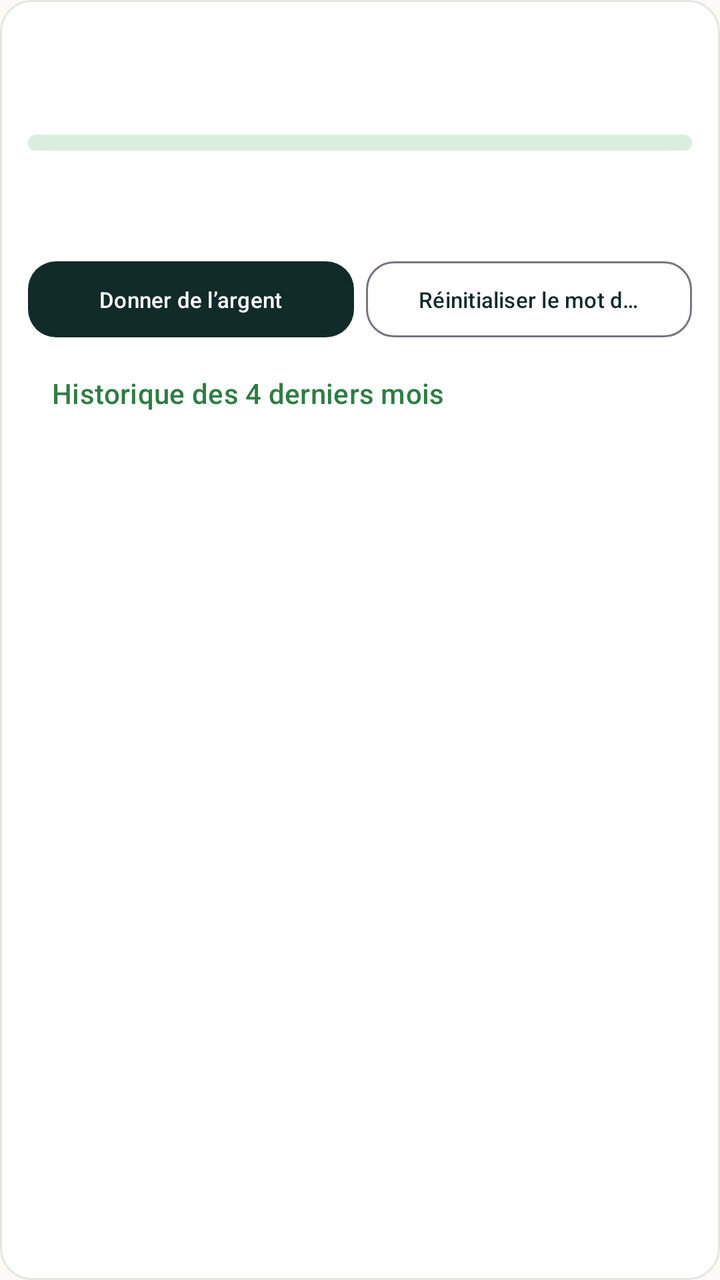
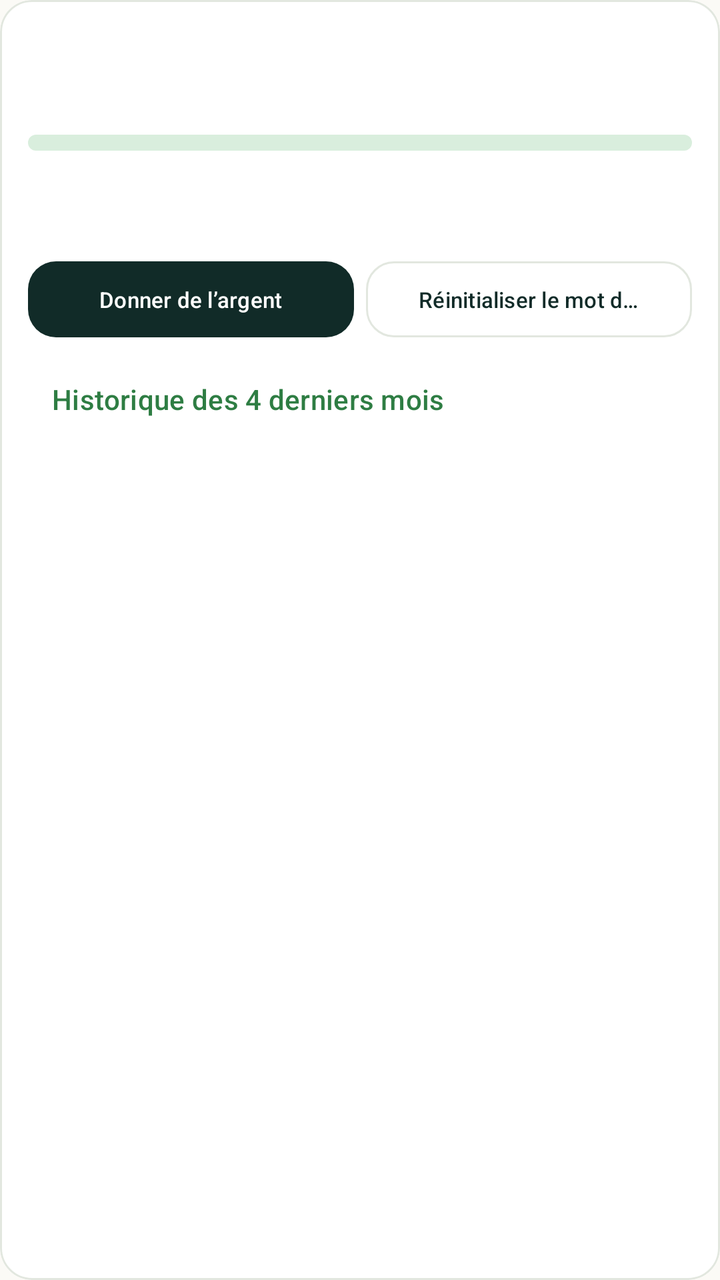

Before-and-after screenshots of an Android layout around one commit, followed by the original layout XML and the change that was made.
<!-- AndroidManifest.xml: application theme Theme.Masrouf1 -->
<!-- res/layout/item_child_management.xml -->
<?xml version="1.0" encoding="utf-8"?>
<com.google.android.material.card.MaterialCardView xmlns:android="http://schemas.android.com/apk/res/android" xmlns:app="http://schemas.android.com/apk/res-auto" android:layout_width="match_parent" android:layout_height="wrap_content" android:layout_marginBottom="10dp" app:cardBackgroundColor="@color/alabaster" app:cardCornerRadius="16dp" app:cardElevation="0dp" app:strokeColor="@color/card_border" app:strokeWidth="1dp">
    <LinearLayout android:layout_width="match_parent" android:layout_height="wrap_content" android:orientation="vertical" android:padding="14dp">
        <TextView android:id="@+id/child_row_name" android:layout_width="match_parent" android:layout_height="wrap_content" android:textColor="@color/forest" android:textSize="17sp" android:textStyle="bold" />
        <TextView android:id="@+id/child_row_ratio" android:layout_width="match_parent" android:layout_height="wrap_content" android:layout_marginTop="5dp" android:textColor="@color/ink" android:textSize="13sp" />
        <ProgressBar android:id="@+id/child_row_progress" style="@android:style/Widget.ProgressBar.Horizontal" android:layout_width="match_parent" android:layout_height="8dp" android:layout_marginTop="8dp" android:max="100" android:progress="0" android:progressBackgroundTint="@color/mint" android:progressTint="@color/emerald" />
        <LinearLayout android:layout_width="match_parent" android:layout_height="wrap_content" android:layout_marginTop="5dp" android:gravity="center_vertical" android:orientation="horizontal">
            <TextView android:id="@+id/child_row_available" android:layout_width="0dp" android:layout_height="wrap_content" android:layout_weight="1" android:textColor="@color/emerald" android:textStyle="bold" />
            <TextView android:id="@+id/child_row_percent" android:layout_width="wrap_content" android:layout_height="wrap_content" android:textColor="@color/muted_green" />
        </LinearLayout>
        <TextView android:id="@+id/child_row_balance" android:layout_width="match_parent" android:layout_height="wrap_content" android:layout_marginTop="3dp" android:textColor="@color/muted_green" android:textSize="12sp" />
        <LinearLayout android:layout_width="match_parent" android:layout_height="wrap_content" android:layout_marginTop="8dp" android:orientation="horizontal">
            <com.google.android.material.button.MaterialButton android:id="@+id/child_row_give" android:layout_width="0dp" android:layout_height="46dp" android:layout_weight="1" android:ellipsize="end" android:maxLines="1" android:text="@string/donate_money" android:textSize="11sp" app:backgroundTint="@color/forest" app:cornerRadius="14dp" />
            <com.google.android.material.button.MaterialButton android:id="@+id/child_row_reset" style="@style/Widget.Material3.Button.OutlinedButton" android:layout_width="0dp" android:layout_height="46dp" android:layout_marginStart="6dp" android:layout_weight="1" android:ellipsize="end" android:maxLines="1" android:text="@string/reset_child_password" android:textSize="11sp" app:cornerRadius="14dp" />
        </LinearLayout>
        <com.google.android.material.button.MaterialButton android:id="@+id/child_row_history_toggle" style="@style/Widget.Material3.Button.TextButton" android:layout_width="match_parent" android:layout_height="42dp" android:layout_marginTop="3dp" android:gravity="start|center_vertical" android:text="@string/history_four_months" android:textColor="@color/emerald" />
        <LinearLayout android:id="@+id/child_row_history" android:layout_width="match_parent" android:layout_height="wrap_content" android:orientation="vertical" android:visibility="gone" />
    </LinearLayout>
</com.google.android.material.card.MaterialCardView>
<!-- resources referenced by this layout -->
<resources>
  <style name="Base.Theme.Masrouf1" parent="Theme.Material3.DayNight.NoActionBar">
          <item name="colorPrimary">@color/forest</item>
          <item name="colorOnPrimary">@color/alabaster</item>
          <item name="colorSecondary">@color/emerald</item>
          <item name="colorOnSecondary">@color/alabaster</item>
          <item name="android:colorAccent">@color/emerald</item>
          <item name="android:windowLightStatusBar">true</item>
          <item name="android:statusBarColor">@color/cream</item>
          <item name="android:navigationBarColor">@color/cream</item>
          <item name="android:windowBackground">@color/cream</item>
      </style>
  <!-- unchanged entries left out for length: 12 -->
</resources>

<!-- the commit's change to res/layout/item_child_management.xml (unified diff, before → after) -->
@@ -13,7 +13,7 @@
             <com.google.android.material.button.MaterialButton android:id="@+id/child_row_give" android:layout_width="0dp" android:layout_height="46dp" android:layout_weight="1" android:ellipsize="end" android:maxLines="1" android:text="@string/donate_money" android:textSize="11sp" app:backgroundTint="@color/forest" app:cornerRadius="14dp" />
             <com.google.android.material.button.MaterialButton android:id="@+id/child_row_reset" style="@style/Widget.Material3.Button.OutlinedButton" android:layout_width="0dp" android:layout_height="46dp" android:layout_marginStart="6dp" android:layout_weight="1" android:ellipsize="end" android:maxLines="1" android:text="@string/reset_child_password" android:textSize="11sp" app:cornerRadius="14dp" />
         </LinearLayout>
-        <com.google.android.material.button.MaterialButton android:id="@+id/child_row_history_toggle" style="@style/Widget.Material3.Button.TextButton" android:layout_width="match_parent" android:layout_height="42dp" android:layout_marginTop="3dp" android:gravity="start|center_vertical" android:text="@string/history_four_months" android:textColor="@color/emerald" />
+        <com.google.android.material.button.MaterialButton android:id="@+id/child_row_history_toggle" style="@style/Widget.Material3.Button.TextButton" android:layout_width="match_parent" android:layout_height="48dp" android:layout_marginTop="3dp" android:gravity="start|center_vertical" android:text="@string/history_four_months" android:textColor="@color/emerald" />
         <LinearLayout android:id="@+id/child_row_history" android:layout_width="match_parent" android:layout_height="wrap_content" android:orientation="vertical" android:visibility="gone" />
     </LinearLayout>
 </com.google.android.material.card.MaterialCardView>
<!-- resource entries referenced after the edit -->
@@ -1,15 +1,119 @@
 <!-- resources referenced by this layout -->
 <resources>
   <style name="Base.Theme.Masrouf1" parent="Theme.Material3.DayNight.NoActionBar">
+          
           <item name="colorPrimary">@color/forest</item>
           <item name="colorOnPrimary">@color/alabaster</item>
+          <item name="colorPrimaryContainer">@color/mint</item>
+          <item name="colorOnPrimaryContainer">@color/forest</item>
           <item name="colorSecondary">@color/emerald</item>
           <item name="colorOnSecondary">@color/alabaster</item>
+          <item name="colorSecondaryContainer">@color/mint_light</item>
+          <item name="colorOnSecondaryContainer">@color/forest</item>
+          <item name="colorTertiary">@color/mint_accent</item>
+          <item name="colorOnTertiary">@color/forest</item>
+          <item name="colorTertiaryContainer">@color/mint</item>
+          <item name="colorOnTertiaryContainer">@color/forest</item>
+  
+          
+          <item name="colorControlActivated">@color/emerald</item>
+          <item name="colorControlHighlight">@color/mint</item>
+          <item name="colorControlNormal">@color/muted_green</item>
+          <item name="colorAccent">@color/emerald</item>
           <item name="android:colorAccent">@color/emerald</item>
+          <item name="android:textColorHighlight">@color/mint</item>
+  
+          
+          <item name="colorSurface">@color/alabaster</item>
+          <item name="colorOnSurface">@color/forest</item>
+          <item name="colorSurfaceVariant">@color/cream</item>
+          <item name="colorOnSurfaceVariant">@color/muted_green</item>
+          <item name="colorSurfaceContainerLowest">@color/alabaster</item>
+          <item name="colorSurfaceContainerLow">@color/cream</item>
+          <item name="colorSurfaceContainer">@color/cream</item>
+          <item name="colorSurfaceContainerHigh">@color/mint</item>
+          <item name="colorSurfaceContainerHighest">@color/mint</item>
+          <item name="android:colorBackground">@color/cream</item>
+          <item name="colorOnBackground">@color/forest</item>
+  
+          
+          <item name="colorError">@color/coral</item>
+          <item name="colorOnError">@color/alabaster</item>
+  
+          
+          <item name="colorOutline">@color/card_border</item>
+          <item name="colorOutlineVariant">@color/card_border</item>
+  
+          
+          <item name="android:textColorPrimary">@color/forest</item>
+          <item name="android:textColorSecondary">@color/muted_green</item>
+          <item name="android:textColorHint">@color/muted_green</item>
+  
+          
           <item name="android:windowLightStatusBar">true</item>
           <item name="android:statusBarColor">@color/cream</item>
           <item name="android:navigationBarColor">@color/cream</item>
           <item name="android:windowBackground">@color/cream</item>
+  
+          
+          <item name="android:colorEdgeEffect">@color/mint_accent</item>
+  
+          
+          <item name="textInputStyle">@style/Widget.Masrouf.TextInputLayout</item>
+          <item name="chipStyle">@style/Widget.Masrouf.Chip</item>
+          <item name="materialButtonOutlinedStyle">@style/Widget.Masrouf.Button.Outlined</item>
+          <item name="materialAlertDialogTheme">@style/ThemeOverlay.Masrouf.AlertDialog</item>
+          
+          <item name="editTextStyle">@style/Widget.Masrouf.EditText</item>
+          
+          <item name="android:textColor">@color/ink</item>
+          
+          <item name="materialButtonStyle">@style/Widget.Masrouf.Button.Material</item>
+      </style>
+  <color name="mint_light">#D9EEDD</color>
+  <color name="mint_accent">#85B8A5</color>
+  <color name="coral">#DC7770</color>
+  <style name="Widget.Masrouf.TextInputLayout" parent="Widget.Material3.TextInputLayout.OutlinedBox">
+          <item name="boxBackgroundColor">@color/alabaster</item>
+          <item name="boxStrokeColor">@color/text_input_stroke_color</item>
+          <item name="hintEnabled">false</item>
+          <item name="hintTextColor">@color/text_input_label_color</item>
+          <item name="android:textColorHint">@color/muted_green</item>
+          <item name="boxCornerRadiusTopStart">12dp</item>
+          <item name="boxCornerRadiusTopEnd">12dp</item>
+          <item name="boxCornerRadiusBottomStart">12dp</item>
+          <item name="boxCornerRadiusBottomEnd">12dp</item>
+      </style>
+  <style name="Widget.Masrouf.Chip" parent="Widget.Material3.Chip.Filter">
+          <item name="chipBackgroundColor">@color/chip_background_color</item>
+          <item name="chipStrokeColor">@color/chip_stroke_color</item>
+          <item name="chipStrokeWidth">1dp</item>
+          <item name="android:textColor">@color/forest</item>
+          <item name="checkedIconTint">@color/emerald</item>
+      </style>
+  <style name="Widget.Masrouf.Button.Outlined" parent="Widget.Material3.Button.OutlinedButton">
+          <item name="android:textColor">@color/forest</item>
+          <item name="strokeColor">@color/forest</item>
+          <item name="iconTint">@color/forest</item>
+      </style>
+  <style name="ThemeOverlay.Masrouf.AlertDialog" parent="ThemeOverlay.Material3.MaterialAlertDialog">
+          <item name="colorPrimary">@color/forest</item>
+          <item name="colorSecondary">@color/emerald</item>
+          <item name="colorSurface">@color/alabaster</item>
+          <item name="colorSurfaceContainerHigh">@color/alabaster</item>
+          <item name="buttonBarPositiveButtonStyle">@style/Widget.Masrouf.DialogButton</item>
+          <item name="buttonBarNegativeButtonStyle">@style/Widget.Masrouf.DialogButton</item>
+          <item name="buttonBarNeutralButtonStyle">@style/Widget.Masrouf.DialogButton</item>
+      </style>
+  <style name="Widget.Masrouf.EditText" parent="Widget.AppCompat.EditText">
+          <item name="android:textColor">@color/ink</item>
+          <item name="android:textColorHint">@color/muted_green</item>
+      </style>
+  <style name="Widget.Masrouf.Button.Material" parent="Widget.Material3.Button">
+          <item name="android:minHeight">48dp</item>
+      </style>
+  <style name="Widget.Masrouf.DialogButton" parent="Widget.Material3.Button.TextButton.Dialog">
+          <item name="android:textColor">@color/emerald</item>
       </style>
   <!-- unchanged entries left out for length: 12 -->
 </resources>
